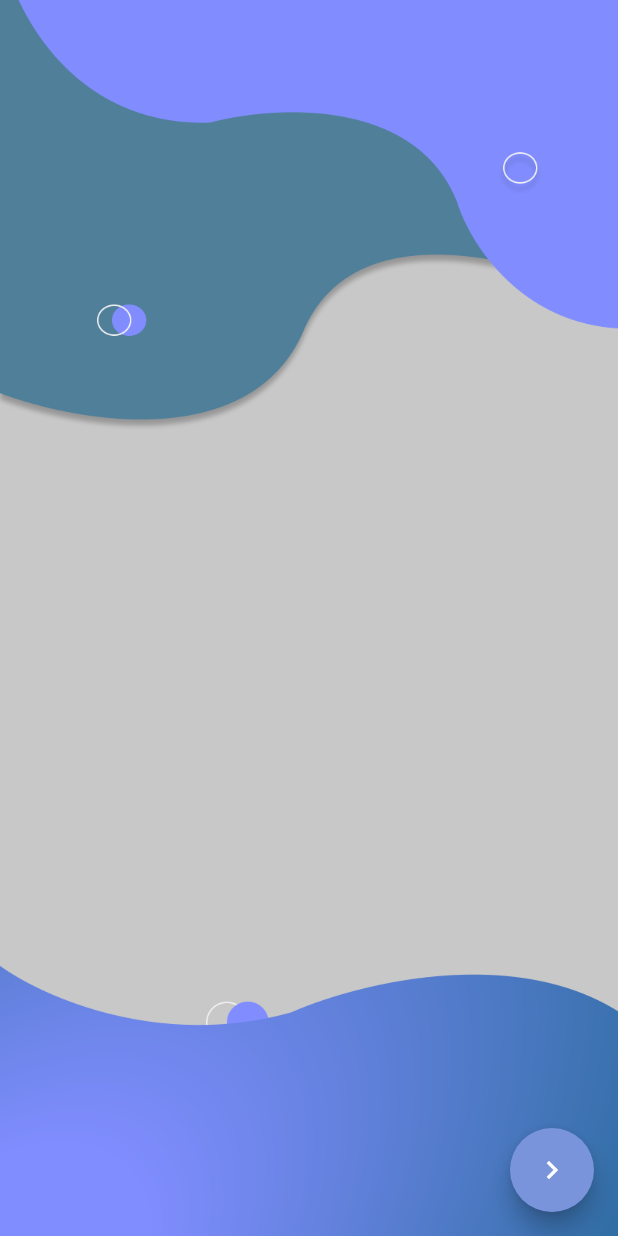
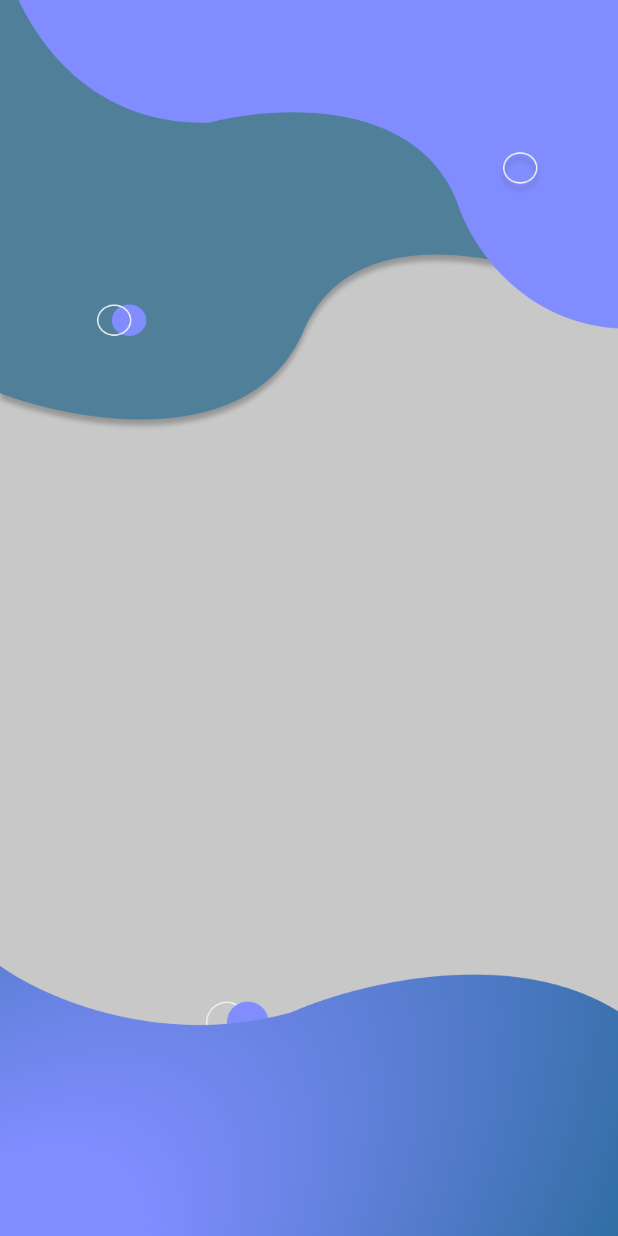
Before and after one commit to ihsanasfarii/Self-Safety-Report-Apps, a Flutter app: the registrasi screen opened directly, on a phone screen of 412 x 824 dp. Run offline on Flutter 3.47's test engine with Material 2 defaults, Android fonts, the phone set to English and light mode, and no system bars.

Commit message:
Update registrasi.dart

```diff
--- a/lib/Register/registrasi.dart
+++ b/lib/Register/registrasi.dart
@@ -4,18 +4,11 @@ class registrasi extends StatelessWidget {
   @override
   Widget build(BuildContext context) {
     return Scaffold(
-      floatingActionButton: FloatingActionButton(
-        onPressed: () {
-          Navigator.pushNamed(context, '/');
-        },
-        backgroundColor: Color.fromARGB(255, 122, 148, 219),
-        child: const Icon(Icons.navigate_next),
-      ),
-      body: Center(
-        child: Container(
-          decoration: BoxDecoration(
-            image: DecorationImage(
-                image: AssetImage("assets/bgLogin.png"), fit: BoxFit.cover),
+      body: Container(
+        decoration: BoxDecoration(
+          image: DecorationImage(
+            image: AssetImage("assets/bgLogin.png"),
+            fit: BoxFit.cover,
           ),
         ),
       ),
```
